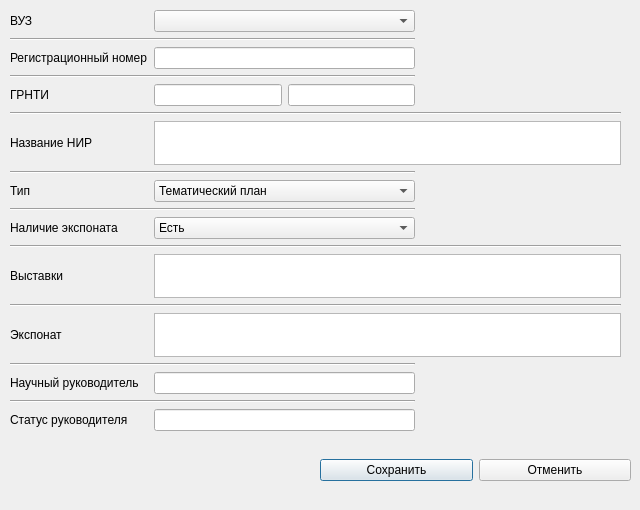
Before: the Qt Designer form source/EditWindow.ui in KozlovIA/Qt-DataBase, drawn with Qt 5.
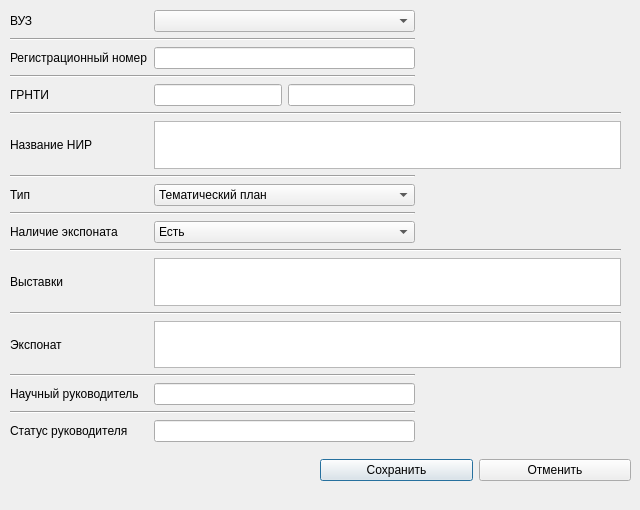
After: the same form once the commit is applied. Icons and pictures are not drawn.

```diff
--- a/source/EditWindow.ui
+++ b/source/EditWindow.ui
@@ -61,7 +61,7 @@
      <x>0</x>
      <y>0</y>
      <width>631</width>
-     <height>441</height>
+     <height>451</height>
     </rect>
    </property>
    <layout class="QGridLayout" name="gridLayout">
```
